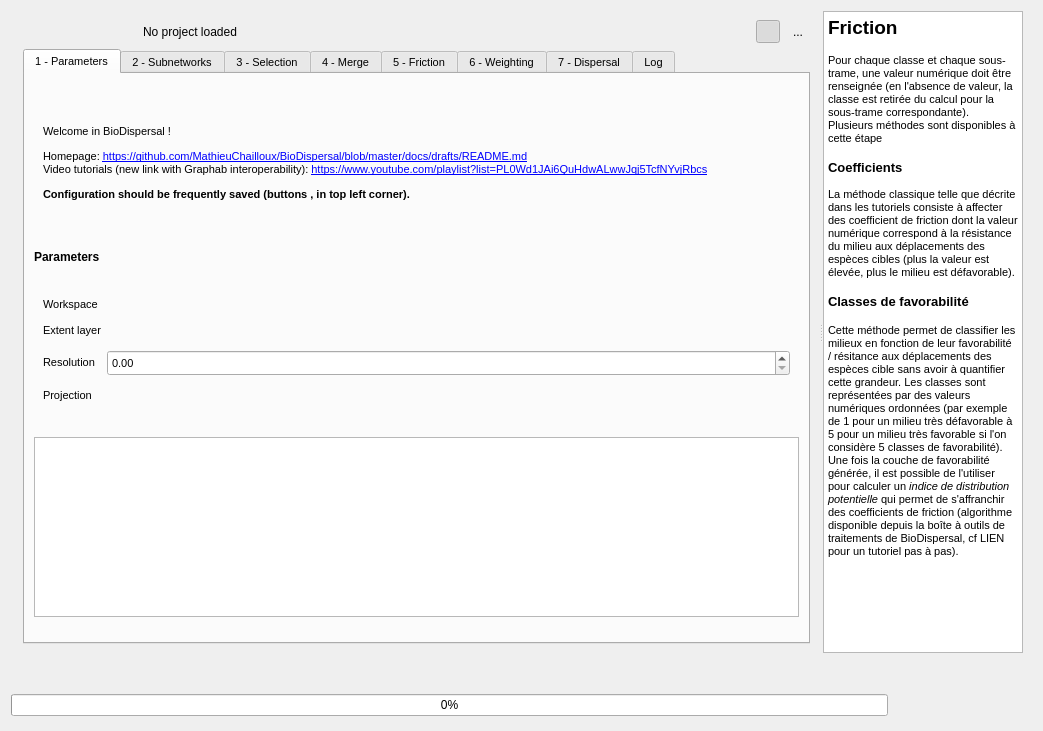
MathieuChailloux/BioDispersal, file BioDispersal_dialog_base.ui: the form before one commit.
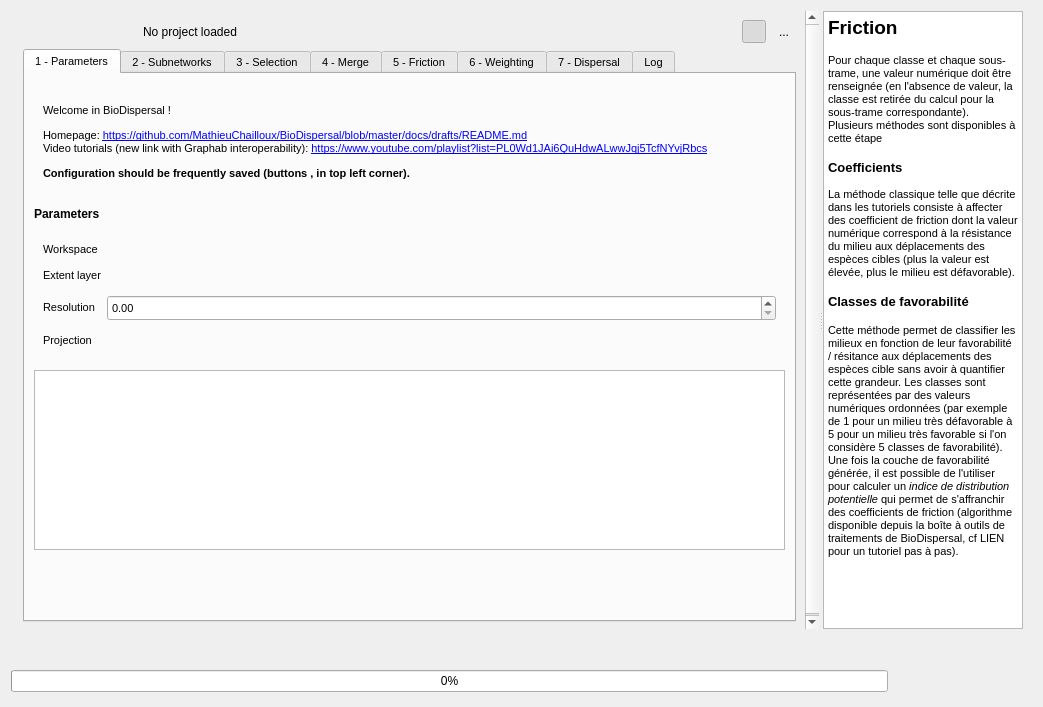
The form after the commit. Icons and pictures are not drawn. Custom widgets are drawn as their Qt base class.

```diff
--- a/BioDispersal_dialog_base.ui
+++ b/BioDispersal_dialog_base.ui
@@ -7,7 +7,7 @@
     <x>0</x>
     <y>0</y>
     <width>1043</width>
-    <height>731</height>
+    <height>707</height>
    </rect>
   </property>
   <property name="sizePolicy">
@@ -176,8 +176,8 @@
            <rect>
             <x>0</x>
             <y>0</y>
-            <width>801</width>
-            <height>641</height>
+            <width>809</width>
+            <height>622</height>
            </rect>
           </property>
           <property name="sizePolicy">
@@ -378,7 +378,7 @@
                <item>
                 <widget class="QFrame" name="frame_14">
                  <property name="sizePolicy">
-                  <sizepolicy hsizetype="Preferred" vsizetype="Expanding">
+                  <sizepolicy hsizetype="Preferred" vsizetype="Minimum">
                    <horstretch>0</horstretch>
                    <verstretch>0</verstretch>
                   </sizepolicy>
@@ -386,7 +386,7 @@
                  <property name="minimumSize">
                   <size>
                    <width>0</width>
-                   <height>137</height>
+                   <height>110</height>
                   </size>
                  </property>
                  <property name="maximumSize">
@@ -413,7 +413,7 @@
                     <property name="minimumSize">
                      <size>
                       <width>0</width>
-                      <height>115</height>
+                      <height>100</height>
                      </size>
                     </property>
                     <property name="font">
@@ -620,6 +620,19 @@
                  </property>
                 </widget>
                </item>
+               <item>
+                <spacer name="verticalSpacer">
+                 <property name="orientation">
+                  <enum>Qt::Vertical</enum>
+                 </property>
+                 <property name="sizeHint" stdset="0">
+                  <size>
+                   <width>20</width>
+                   <height>10</height>
+                  </size>
+                 </property>
+                </spacer>
+               </item>
               </layout>
              </widget>
              <widget class="QWidget" name="stTab">
@@ -4692,19 +4705,19 @@
           <string>&lt;!DOCTYPE HTML PUBLIC &quot;-//W3C//DTD HTML 4.0//EN&quot; &quot;http://www.w3.org/TR/REC-html40/strict.dtd&quot;&gt;
 &lt;html&gt;&lt;head&gt;&lt;meta name=&quot;qrichtext&quot; content=&quot;1&quot; /&gt;&lt;style type=&quot;text/css&quot;&gt;
 p, li { white-space: pre-wrap; }
-&lt;/style&gt;&lt;/head&gt;&lt;body style=&quot; font-family:'MS Shell Dlg 2'; font-size:7.8pt; font-weight:400; font-style:normal;&quot;&gt;
-&lt;p style=&quot; margin-top:0px; margin-bottom:0px; margin-left:0px; margin-right:0px; -qt-block-indent:0; text-indent:0px;&quot;&gt;&lt;span style=&quot; font-size:14pt; font-weight:600;&quot;&gt;Friction&lt;/span&gt;&lt;/p&gt;
-&lt;p style=&quot;-qt-paragraph-type:empty; margin-top:0px; margin-bottom:0px; margin-left:0px; margin-right:0px; -qt-block-indent:0; text-indent:0px; font-size:10pt; font-weight:600;&quot;&gt;&lt;br /&gt;&lt;/p&gt;
-&lt;p style=&quot; margin-top:0px; margin-bottom:0px; margin-left:0px; margin-right:0px; -qt-block-indent:0; text-indent:0px;&quot;&gt;&lt;span style=&quot; font-size:8pt;&quot;&gt;Pour chaque classe et chaque sous-trame, une valeur numérique doit être renseignée (en l'absence de valeur, la classe est retirée du calcul pour la sous-trame correspondante).&lt;/span&gt;&lt;/p&gt;
-&lt;p style=&quot; margin-top:0px; margin-bottom:0px; margin-left:0px; margin-right:0px; -qt-block-indent:0; text-indent:0px;&quot;&gt;&lt;span style=&quot; font-size:8pt;&quot;&gt;Plusieurs méthodes sont disponibles à cette étape&lt;/span&gt;&lt;/p&gt;
-&lt;p style=&quot;-qt-paragraph-type:empty; margin-top:0px; margin-bottom:0px; margin-left:0px; margin-right:0px; -qt-block-indent:0; text-indent:0px; font-size:10pt; font-weight:600;&quot;&gt;&lt;br /&gt;&lt;/p&gt;
-&lt;p style=&quot; margin-top:0px; margin-bottom:0px; margin-left:0px; margin-right:0px; -qt-block-indent:0; text-indent:0px;&quot;&gt;&lt;span style=&quot; font-size:10pt; font-weight:600;&quot;&gt;Coefficients&lt;/span&gt;&lt;/p&gt;
-&lt;p style=&quot;-qt-paragraph-type:empty; margin-top:0px; margin-bottom:0px; margin-left:0px; margin-right:0px; -qt-block-indent:0; text-indent:0px;&quot;&gt;&lt;br /&gt;&lt;/p&gt;
-&lt;p style=&quot; margin-top:0px; margin-bottom:0px; margin-left:0px; margin-right:0px; -qt-block-indent:0; text-indent:0px;&quot;&gt;&lt;span style=&quot; font-size:8pt;&quot;&gt;La méthode classique telle que décrite dans les tutoriels consiste à affecter des coefficient de friction dont la valeur numérique correspond à la résistance du milieu aux déplacements des espèces cibles (plus la valeur est élevée, plus le milieu est défavorable).&lt;/span&gt;&lt;/p&gt;
-&lt;p style=&quot;-qt-paragraph-type:empty; margin-top:0px; margin-bottom:0px; margin-left:0px; margin-right:0px; -qt-block-indent:0; text-indent:0px; font-size:10pt; font-weight:600;&quot;&gt;&lt;br /&gt;&lt;/p&gt;
-&lt;p style=&quot; margin-top:0px; margin-bottom:0px; margin-left:0px; margin-right:0px; -qt-block-indent:0; text-indent:0px;&quot;&gt;&lt;span style=&quot; font-size:10pt; font-weight:600;&quot;&gt;Classes de favorabilité&lt;/span&gt;&lt;/p&gt;
-&lt;p style=&quot;-qt-paragraph-type:empty; margin-top:0px; margin-bottom:0px; margin-left:0px; margin-right:0px; -qt-block-indent:0; text-indent:0px; font-size:10pt; font-weight:600;&quot;&gt;&lt;br /&gt;&lt;/p&gt;
-&lt;p style=&quot; margin-top:0px; margin-bottom:0px; margin-left:0px; margin-right:0px; -qt-block-indent:0; text-indent:0px;&quot;&gt;&lt;span style=&quot; font-size:8pt;&quot;&gt;Cette méthode permet de classifier les milieux en fonction de leur favorabilité / résitance aux déplacements des espèces cible sans avoir à quantifier cette grandeur. Les classes sont représentées par des valeurs numériques ordonnées (par exemple de 1 pour un milieu très défavorable à 5 pour un milieu très favorable si l'on considère 5 classes de favorabilité).&lt;br /&gt;Une fois la couche de favorabilité générée, il est possible de l'utiliser pour calculer un&lt;/span&gt;&lt;span style=&quot; font-size:8pt; font-style:italic;&quot;&gt; indice de distribution potentielle&lt;/span&gt;&lt;span style=&quot; font-size:8pt;&quot;&gt; qui permet de s'affranchir des coefficients de friction (algorithme disponible depuis la boîte à outils de traitements de BioDispersal, cf LIEN pour un tutoriel pas à pas).&lt;/span&gt;&lt;/p&gt;&lt;/body&gt;&lt;/html&gt;</string>
+&lt;/style&gt;&lt;/head&gt;&lt;body style=&quot; font-family:'Ubuntu'; font-size:11pt; font-weight:400; font-style:normal;&quot;&gt;
+&lt;p style=&quot; margin-top:0px; margin-bottom:0px; margin-left:0px; margin-right:0px; -qt-block-indent:0; text-indent:0px;&quot;&gt;&lt;span style=&quot; font-family:'MS Shell Dlg 2'; font-size:14pt; font-weight:600;&quot;&gt;Friction&lt;/span&gt;&lt;/p&gt;
+&lt;p style=&quot;-qt-paragraph-type:empty; margin-top:0px; margin-bottom:0px; margin-left:0px; margin-right:0px; -qt-block-indent:0; text-indent:0px; font-family:'MS Shell Dlg 2'; font-size:10pt; font-weight:600;&quot;&gt;&lt;br /&gt;&lt;/p&gt;
+&lt;p style=&quot; margin-top:0px; margin-bottom:0px; margin-left:0px; margin-right:0px; -qt-block-indent:0; text-indent:0px;&quot;&gt;&lt;span style=&quot; font-family:'MS Shell Dlg 2'; font-size:8pt;&quot;&gt;Pour chaque classe et chaque sous-trame, une valeur numérique doit être renseignée (en l'absence de valeur, la classe est retirée du calcul pour la sous-trame correspondante).&lt;/span&gt;&lt;/p&gt;
+&lt;p style=&quot; margin-top:0px; margin-bottom:0px; margin-left:0px; margin-right:0px; -qt-block-indent:0; text-indent:0px;&quot;&gt;&lt;span style=&quot; font-family:'MS Shell Dlg 2'; font-size:8pt;&quot;&gt;Plusieurs méthodes sont disponibles à cette étape&lt;/span&gt;&lt;/p&gt;
+&lt;p style=&quot;-qt-paragraph-type:empty; margin-top:0px; margin-bottom:0px; margin-left:0px; margin-right:0px; -qt-block-indent:0; text-indent:0px; font-family:'MS Shell Dlg 2'; font-size:10pt; font-weight:600;&quot;&gt;&lt;br /&gt;&lt;/p&gt;
+&lt;p style=&quot; margin-top:0px; margin-bottom:0px; margin-left:0px; margin-right:0px; -qt-block-indent:0; text-indent:0px;&quot;&gt;&lt;span style=&quot; font-family:'MS Shell Dlg 2'; font-size:10pt; font-weight:600;&quot;&gt;Coefficients&lt;/span&gt;&lt;/p&gt;
+&lt;p style=&quot;-qt-paragraph-type:empty; margin-top:0px; margin-bottom:0px; margin-left:0px; margin-right:0px; -qt-block-indent:0; text-indent:0px; font-family:'MS Shell Dlg 2'; font-size:7.8pt;&quot;&gt;&lt;br /&gt;&lt;/p&gt;
+&lt;p style=&quot; margin-top:0px; margin-bottom:0px; margin-left:0px; margin-right:0px; -qt-block-indent:0; text-indent:0px;&quot;&gt;&lt;span style=&quot; font-family:'MS Shell Dlg 2'; font-size:8pt;&quot;&gt;La méthode classique telle que décrite dans les tutoriels consiste à affecter des coefficient de friction dont la valeur numérique correspond à la résistance du milieu aux déplacements des espèces cibles (plus la valeur est élevée, plus le milieu est défavorable).&lt;/span&gt;&lt;/p&gt;
+&lt;p style=&quot;-qt-paragraph-type:empty; margin-top:0px; margin-bottom:0px; margin-left:0px; margin-right:0px; -qt-block-indent:0; text-indent:0px; font-family:'MS Shell Dlg 2'; font-size:10pt; font-weight:600;&quot;&gt;&lt;br /&gt;&lt;/p&gt;
+&lt;p style=&quot; margin-top:0px; margin-bottom:0px; margin-left:0px; margin-right:0px; -qt-block-indent:0; text-indent:0px;&quot;&gt;&lt;span style=&quot; font-family:'MS Shell Dlg 2'; font-size:10pt; font-weight:600;&quot;&gt;Classes de favorabilité&lt;/span&gt;&lt;/p&gt;
+&lt;p style=&quot;-qt-paragraph-type:empty; margin-top:0px; margin-bottom:0px; margin-left:0px; margin-right:0px; -qt-block-indent:0; text-indent:0px; font-family:'MS Shell Dlg 2'; font-size:10pt; font-weight:600;&quot;&gt;&lt;br /&gt;&lt;/p&gt;
+&lt;p style=&quot; margin-top:0px; margin-bottom:0px; margin-left:0px; margin-right:0px; -qt-block-indent:0; text-indent:0px;&quot;&gt;&lt;span style=&quot; font-family:'MS Shell Dlg 2'; font-size:8pt;&quot;&gt;Cette méthode permet de classifier les milieux en fonction de leur favorabilité / résitance aux déplacements des espèces cible sans avoir à quantifier cette grandeur. Les classes sont représentées par des valeurs numériques ordonnées (par exemple de 1 pour un milieu très défavorable à 5 pour un milieu très favorable si l'on considère 5 classes de favorabilité).&lt;br /&gt;Une fois la couche de favorabilité générée, il est possible de l'utiliser pour calculer un&lt;/span&gt;&lt;span style=&quot; font-family:'MS Shell Dlg 2'; font-size:8pt; font-style:italic;&quot;&gt; indice de distribution potentielle&lt;/span&gt;&lt;span style=&quot; font-family:'MS Shell Dlg 2'; font-size:8pt;&quot;&gt; qui permet de s'affranchir des coefficients de friction (algorithme disponible depuis la boîte à outils de traitements de BioDispersal, cf LIEN pour un tutoriel pas à pas).&lt;/span&gt;&lt;/p&gt;&lt;/body&gt;&lt;/html&gt;</string>
          </property>
          <property name="openLinks">
           <bool>false</bool>
```
